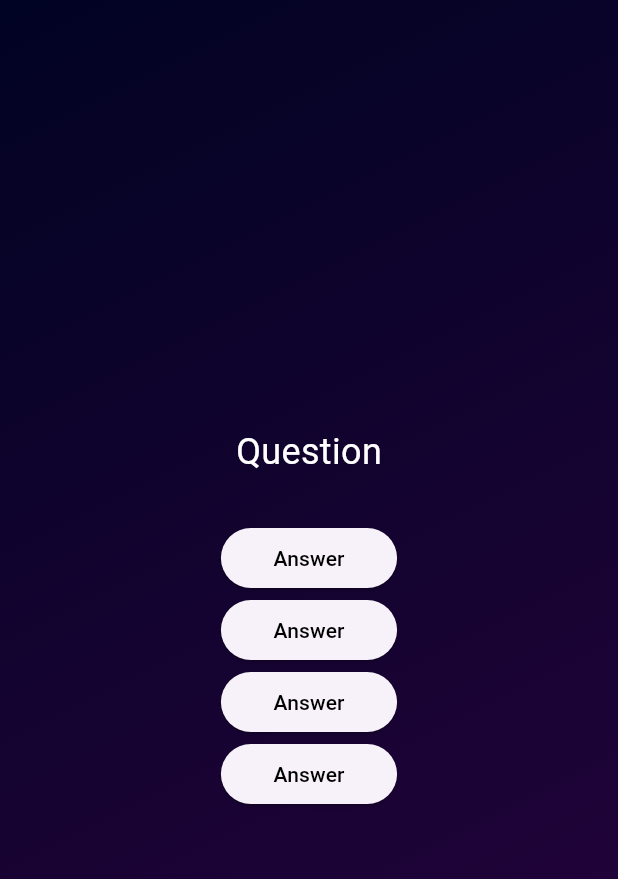
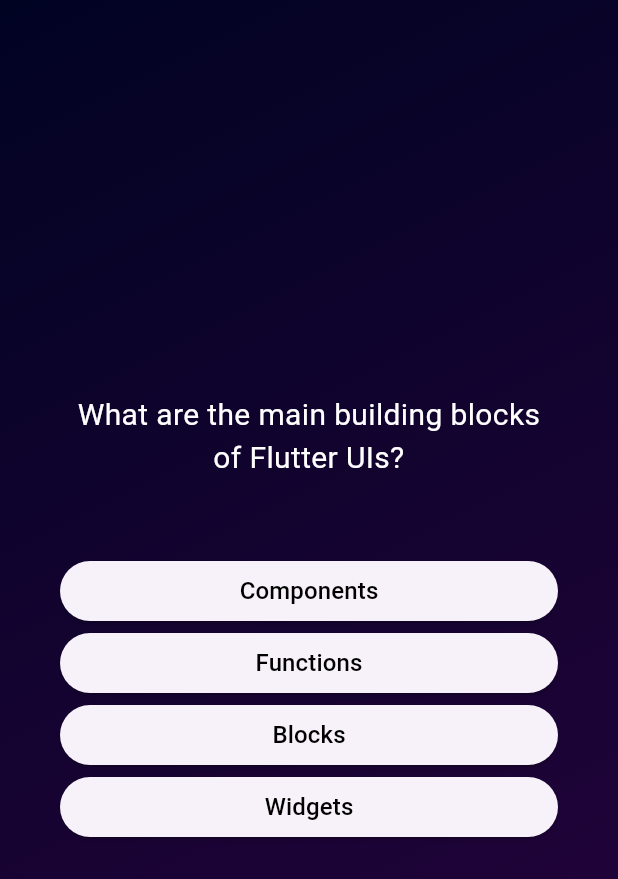
Before and after one commit to mohajjalinkhan/flutter_quiz_app, a Flutter app: the screen it shows after launch, after a tap on "Start Quiz", on a phone screen of 412 x 824 dp. Shown: the top 879 px of the screen. Run offline on Flutter 3.47's test engine with Material 3 defaults, Android fonts, the phone set to English and light mode, and no system bars.

Commit message:
updated Questions Screen and modify UI

```diff
--- a/lib/answer_button.dart
+++ b/lib/answer_button.dart
@@ -17,7 +17,10 @@ class AnswerButton extends StatelessWidget {
         ),
       ),
       onPressed: onTap,
-      child: Text(buttonText),
+      child: Text(
+        buttonText,
+        style: const TextStyle(fontSize: 16),
+      ),
     );
   }
 }
--- a/lib/models/quiz_questions.dart
+++ b/lib/models/quiz_questions.dart
@@ -3,4 +3,12 @@ class QuizQuestion {
   const QuizQuestion(this.text, this.answers);
   final String text;
   final List<String> answers;
+
+  // created suffel list function to shuffel the quiz answers and create new list.
+  List shuffelAnswers() {
+    final shuffeldList = List.of(answers);
+    shuffeldList.shuffle();
+    return shuffeldList;
+
+  }
 }
--- a/lib/question_screen.dart
+++ b/lib/question_screen.dart
@@ -10,42 +10,48 @@ class QuestionScreen extends StatefulWidget {
 }
 
 class _QuestionState extends State<QuestionScreen> {
+  var currentQuestionIndex = 0;
+
+  void currentAnswer() {
+    // updating index by 1.
+    currentQuestionIndex++;
+  }
+
   @override
   Widget build(BuildContext context) {
+    // storing current question index.
+    final currentQuestion = questions[currentQuestionIndex];
     return SizedBox(
-      //using full available width
+      //using full available width.
       width: double.infinity,
+      child: Container(
+        margin: const EdgeInsets.all(40),
         child: Column(
           mainAxisAlignment: MainAxisAlignment.center,
+          crossAxisAlignment: CrossAxisAlignment.stretch,
           children: [
-          const Text(
-            "Question",
-            style: TextStyle(fontSize: 24, color: Colors.white),
+            Text(
+              currentQuestion.text,
+              style: const TextStyle(
+                fontSize: 20,
+                color: Colors.white,
+              ),
+              textAlign: TextAlign.center,
             ),
             const SizedBox(
-            height: 30,
+              height: 50,
             ),
-          //using custom button
-          AnswerButton(
-            onTap: () {},
-            buttonText: "Answer",
+            Container(
+              color: Colors.black,
             ),
-           //using custom button
-          AnswerButton(
-            onTap: () {},
-            buttonText: "Answer",
+
+            //using custom button first answer
+            // using spreed operator to create list of Answer Widgets
+            ...currentQuestion.shuffelAnswers().map((answer) {
+              return AnswerButton(buttonText: answer, onTap: () {});
+            }),
+          ],
         ),
-           //using custom button
-          AnswerButton(
-            onTap: () {},
-            buttonText: "Answer",
-          ),
-           //using custom button
-          AnswerButton(
-            onTap: () {},
-            buttonText: "Answer",
-          ),
-        ],
       ),
     );
   }
```
Lines whose indentation alone changed are shown as unchanged.
